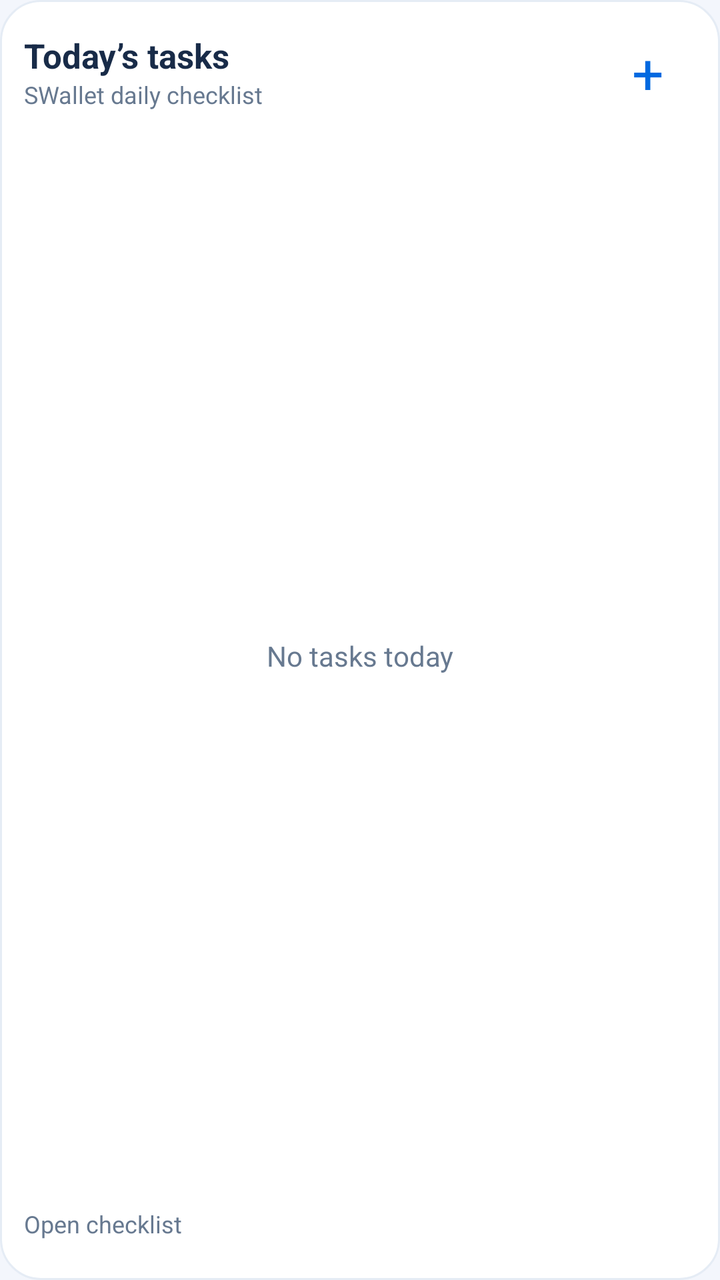
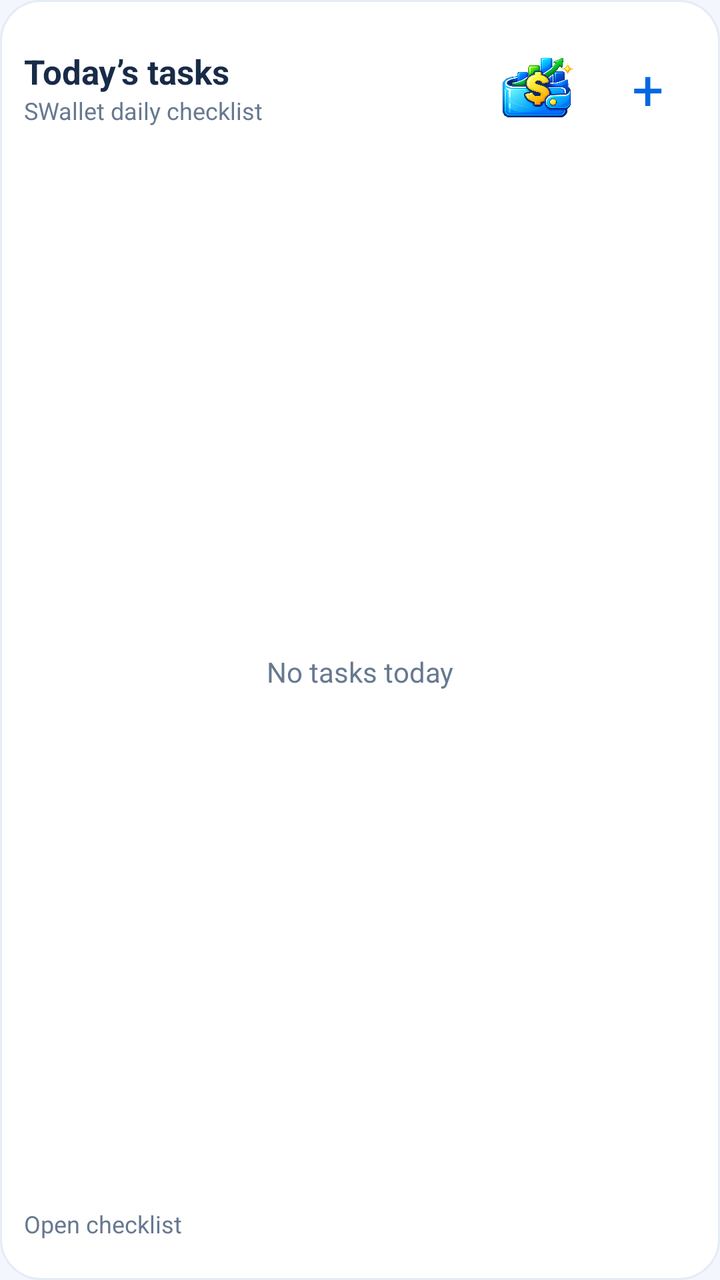

An Android layout rendered at two revisions. The XML below is the earlier revision; the diff shows what the commit changed to produce the second picture.
<!-- AndroidManifest.xml: application theme Theme.FinanceTracker -->
<!-- res/layout/widget_today_tasks.xml -->
<LinearLayout xmlns:android="http://schemas.android.com/apk/res/android"
    android:id="@+id/widgetRoot" android:layout_width="match_parent" android:layout_height="match_parent"
    android:orientation="vertical" android:padding="12dp" android:background="@drawable/widget_bg_light">
    <LinearLayout android:layout_width="match_parent" android:layout_height="48dp" android:gravity="center_vertical">
        <LinearLayout android:id="@+id/widgetHeader" android:layout_width="0dp" android:layout_height="match_parent" android:layout_weight="1" android:orientation="vertical" android:gravity="center_vertical">
            <TextView android:id="@+id/widgetTitle" android:layout_width="match_parent" android:layout_height="wrap_content" android:text="@string/widget_title" android:textColor="#182B48" android:textSize="17sp" android:textStyle="bold" />
            <TextView android:id="@+id/widgetSubtitle" android:layout_width="match_parent" android:layout_height="wrap_content" android:text="@string/widget_description" android:textColor="#677990" android:textSize="12sp" />
        </LinearLayout>
        <TextView android:id="@+id/widgetAdd" android:layout_width="48dp" android:layout_height="48dp" android:gravity="center" android:text="+" android:textSize="28sp" android:textColor="#0069E0" android:contentDescription="@string/shortcut_task" />
    </LinearLayout>
    <FrameLayout android:layout_width="match_parent" android:layout_height="0dp" android:layout_weight="1">
        <ListView android:id="@+id/widgetRows" android:layout_width="match_parent" android:layout_height="match_parent"
            android:divider="@android:color/transparent" android:dividerHeight="5dp" android:scrollbars="vertical" />
        <TextView android:id="@+id/widgetEmpty" android:layout_width="match_parent" android:layout_height="match_parent"
            android:gravity="center" android:text="No tasks today" android:textSize="14sp" android:textColor="#677990" />
    </FrameLayout>
    <TextView android:id="@+id/widgetFooter" android:layout_width="match_parent" android:layout_height="32dp" android:gravity="center_vertical" android:text="Open checklist" android:textColor="#677990" android:textSize="12sp" />
</LinearLayout>
<!-- resources referenced by this layout -->
<resources>
  <!-- drawable widget_bg_light (drawable) -->
  <shape xmlns:android="http://schemas.android.com/apk/res/android"><solid android:color="#FFFFFF"/><corners android:radius="20dp"/><stroke android:width="1dp" android:color="#E5ECF5"/></shape>
  <string name="shortcut_task">Add task</string>
  <string name="widget_description">SWallet daily checklist</string>
  <string name="widget_title">Today’s tasks</string>
  <style name="Theme.FinanceTracker" parent="Theme.MaterialComponents.DayNight.NoActionBar">
          <item name="colorPrimary">@color/blue_700</item>
          <item name="colorPrimaryVariant">@color/blue_700</item>
          <item name="colorSecondary">@color/green_500</item>
          <item name="colorSurface">@color/wallet_surface</item>
          <item name="colorOnSurface">@color/ink_primary</item>
          <item name="android:textColorPrimary">@color/ink_primary</item>
          <item name="android:textColorSecondary">@color/ink_secondary</item>
          <item name="android:colorBackground">@color/app_background</item>
          <item name="android:forceDarkAllowed" tools:targetApi="q">false</item>
          <item name="colorOnPrimary">@android:color/white</item>
          <item name="android:colorAccent">@color/blue_500</item>
          <item name="android:statusBarColor" tools:targetApi="l">@color/app_background</item>
          <item name="android:navigationBarColor" tools:targetApi="l">@color/app_background</item>
          <item name="android:windowLightStatusBar" tools:targetApi="m">@bool/wallet_light_bars</item>
          <item name="android:windowLightNavigationBar" tools:targetApi="o_mr1">@bool/wallet_light_bars</item>
          <item name="android:windowBackground">@color/app_background</item>
          <item name="android:windowAnimationStyle">@style/WalletWindowAnimation</item>
      </style>
  <color name="blue_700">#0069E0</color>
  <color name="green_500">#21A68A</color>
  <color name="wallet_surface">#FFFFFF</color>
  <color name="ink_primary">#202B45</color>
  <color name="ink_secondary">#68758B</color>
  <color name="app_background">#F3F6FC</color>
  <color name="blue_500">#1685EE</color>
  <style name="WalletWindowAnimation">
          <item name="android:activityOpenEnterAnimation">@anim/wallet_enter</item>
          <item name="android:activityOpenExitAnimation">@anim/wallet_exit</item>
          <item name="android:activityCloseEnterAnimation">@anim/wallet_enter</item>
          <item name="android:activityCloseExitAnimation">@anim/wallet_exit</item>
      </style>
</resources>

<!-- the commit's change to res/layout/widget_today_tasks.xml (unified diff, before → after) -->
@@ -1,11 +1,17 @@
 <LinearLayout xmlns:android="http://schemas.android.com/apk/res/android"
     android:id="@+id/widgetRoot" android:layout_width="match_parent" android:layout_height="match_parent"
     android:orientation="vertical" android:padding="12dp" android:background="@drawable/widget_bg_light">
-    <LinearLayout android:layout_width="match_parent" android:layout_height="48dp" android:gravity="center_vertical">
-        <LinearLayout android:id="@+id/widgetHeader" android:layout_width="0dp" android:layout_height="match_parent" android:layout_weight="1" android:orientation="vertical" android:gravity="center_vertical">
-            <TextView android:id="@+id/widgetTitle" android:layout_width="match_parent" android:layout_height="wrap_content" android:text="@string/widget_title" android:textColor="#182B48" android:textSize="17sp" android:textStyle="bold" />
-            <TextView android:id="@+id/widgetSubtitle" android:layout_width="match_parent" android:layout_height="wrap_content" android:text="@string/widget_description" android:textColor="#677990" android:textSize="12sp" />
+    <LinearLayout android:layout_width="match_parent" android:layout_height="wrap_content" android:minHeight="64dp" android:gravity="center_vertical">
+        <LinearLayout android:id="@+id/widgetHeader" android:layout_width="0dp" android:layout_height="wrap_content" android:layout_weight="1" android:orientation="vertical" android:gravity="center_vertical" android:paddingVertical="4dp">
+            <TextView android:id="@+id/widgetTitle" android:layout_width="match_parent" android:layout_height="wrap_content" android:text="@string/widget_title" android:textColor="#182B48" android:textSize="17sp" android:textStyle="bold" android:maxLines="1" android:ellipsize="end" />
+            <TextView android:id="@+id/widgetSubtitle" android:layout_width="match_parent" android:layout_height="wrap_content" android:text="@string/widget_description" android:textColor="#677990" android:textSize="12sp" android:maxLines="2" android:ellipsize="end" />
         </LinearLayout>
+        <FrameLayout android:id="@+id/widgetCharacter" android:layout_width="64dp" android:layout_height="64dp"
+            android:importantForAccessibility="noHideDescendants" android:focusable="false">
+            <ImageView android:layout_width="match_parent" android:layout_height="match_parent"
+                android:src="@drawable/swallet_launcher_symbol" android:padding="12dp" android:scaleType="fitCenter"
+                android:importantForAccessibility="no" />
+        </FrameLayout>
         <TextView android:id="@+id/widgetAdd" android:layout_width="48dp" android:layout_height="48dp" android:gravity="center" android:text="+" android:textSize="28sp" android:textColor="#0069E0" android:contentDescription="@string/shortcut_task" />
     </LinearLayout>
     <FrameLayout android:layout_width="match_parent" android:layout_height="0dp" android:layout_weight="1">
<!-- resource entries referenced after the edit -->
@@ -1,5 +1,6 @@
 <!-- resources referenced by this layout -->
 <resources>
+  <!-- drawable swallet_launcher_symbol: png bitmap (drawable-nodpi, 1025730 bytes) -->
   <!-- drawable widget_bg_light (drawable) -->
   <shape xmlns:android="http://schemas.android.com/apk/res/android"><solid android:color="#FFFFFF"/><corners android:radius="20dp"/><stroke android:width="1dp" android:color="#E5ECF5"/></shape>
   <string name="shortcut_task">Add task</string>
